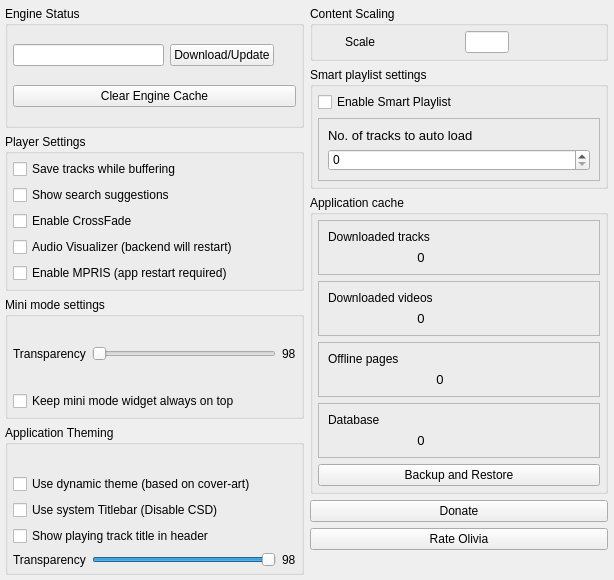
Qt form settings.ui (keshavbhatt/olivia) before a commit.
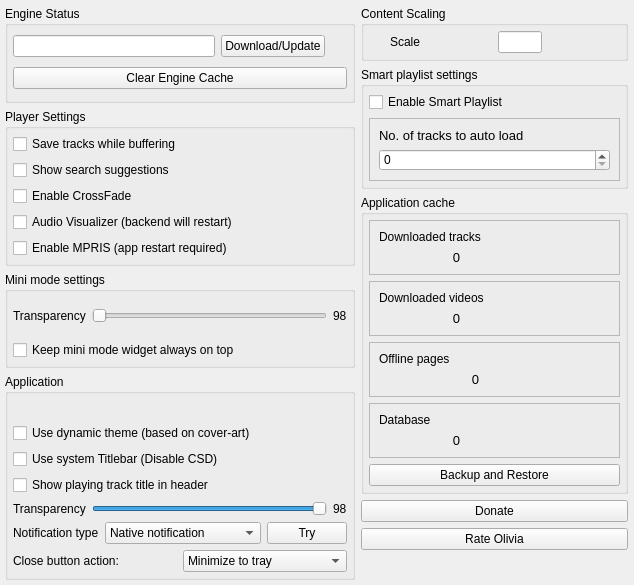
The same form after that commit. Icons and pictures are not drawn. Custom widgets are drawn as their Qt base class.

Commit message: settings to change close button action and the notification type.

What changed in the file:
```diff
--- a/settings.ui
+++ b/settings.ui
@@ -6,8 +6,8 @@
    <rect>
     <x>0</x>
     <y>0</y>
-    <width>614</width>
-    <height>580</height>
+    <width>634</width>
+    <height>585</height>
    </rect>
   </property>
   <property name="windowTitle">
@@ -62,8 +62,8 @@
       <property name="geometry">
        <rect>
         <x>0</x>
-        <y>0</y>
-        <width>598</width>
+        <y>-35</y>
+        <width>620</width>
         <height>610</height>
        </rect>
       </property>
@@ -332,7 +332,7 @@
             <item>
              <widget class="QGroupBox" name="groupBox">
               <property name="title">
-               <string>Application Theming</string>
+               <string>Application</string>
               </property>
               <layout class="QVBoxLayout" name="verticalLayout_8">
                <property name="leftMargin">
@@ -418,6 +418,69 @@
                  </item>
                 </layout>
                </item>
+               <item>
+                <layout class="QHBoxLayout" name="horizontalLayout_11">
+                 <item>
+                  <widget class="QLabel" name="label_6">
+                   <property name="text">
+                    <string>Notification type</string>
+                   </property>
+                  </widget>
+                 </item>
+                 <item>
+                  <widget class="QComboBox" name="notificationCombo">
+                   <item>
+                    <property name="text">
+                     <string>Native notification</string>
+                    </property>
+                   </item>
+                   <item>
+                    <property name="text">
+                     <string>Customized notification</string>
+                    </property>
+                   </item>
+                  </widget>
+                 </item>
+                 <item>
+                  <widget class="QPushButton" name="tryNotification">
+                   <property name="sizePolicy">
+                    <sizepolicy hsizetype="Maximum" vsizetype="Fixed">
+                     <horstretch>0</horstretch>
+                     <verstretch>0</verstretch>
+                    </sizepolicy>
+                   </property>
+                   <property name="text">
+                    <string>Try</string>
+                   </property>
+                  </widget>
+                 </item>
+                </layout>
+               </item>
+               <item>
+                <layout class="QHBoxLayout" name="horizontalLayout_10">
+                 <item>
+                  <widget class="QLabel" name="label_7">
+                   <property name="text">
+                    <string>Close button action:</string>
+                   </property>
+                  </widget>
+                 </item>
+                 <item>
+                  <widget class="QComboBox" name="closeButtonActionCombo">
+                   <item>
+                    <property name="text">
+                     <string>Minimize to tray</string>
+                    </property>
+                   </item>
+                   <item>
+                    <property name="text">
+                     <string>Quit App</string>
+                    </property>
+                   </item>
+                  </widget>
+                 </item>
+                </layout>
+               </item>
               </layout>
              </widget>
             </item>
```
